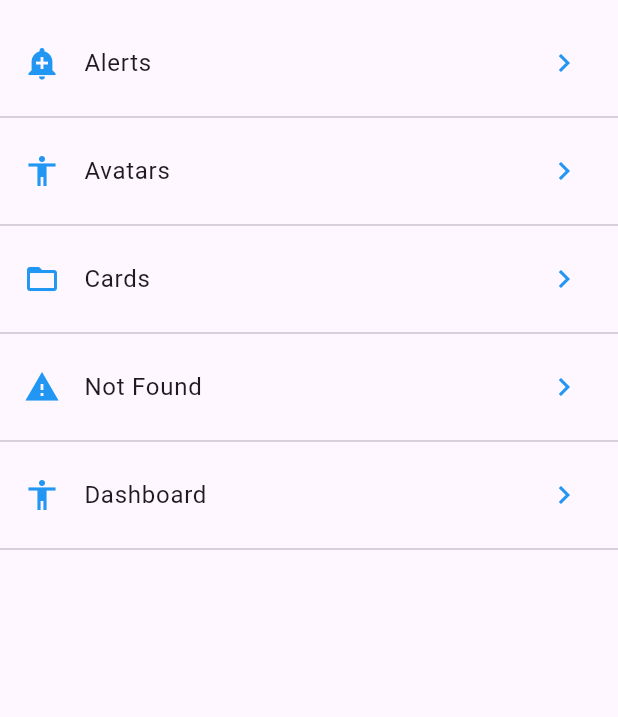
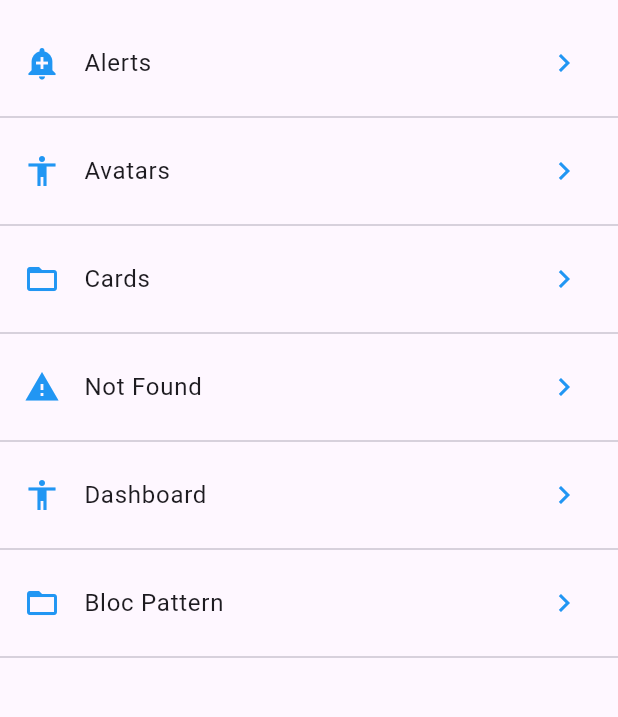
Before and after one commit to armandosalazar/components, a Flutter app: the screen it shows after launch, on a phone screen of 412 x 824 dp, the part 63-780 px from its top. Run offline on Flutter 3.47's test engine with Material 3 defaults, Android fonts, the phone set to English and light mode, and no system bars; our stand-ins replace flutter_bloc.

Commit message:
feat: add bloc and first cubit

```diff
--- a/data/menu_opts.json
+++ b/data/menu_opts.json
@@ -25,6 +25,11 @@
       "route": "/dashboard",
       "icon": "accessibility",
       "text": "Dashboard"
+    },
+    {
+      "route": "/bloc-pattern",
+      "icon": "folder_open",
+      "text": "Bloc Pattern"
     }
   ]
 }
--- /dev/null
+++ b/lib/config/config.dart
@@ -0,0 +1 @@
+export 'theme/app_theme.dart';
--- a/lib/main.dart
+++ b/lib/main.dart
@@ -1,12 +1,28 @@
 import 'package:components/src/pages/not_found.dart';
+import 'package:components/src/presentation/blocs.dart';
 import 'package:components/src/routes/routes.dart' show getApplicationRoutes;
 import 'package:flutter/foundation.dart';
 import 'package:flutter/material.dart';
+import 'package:flutter_bloc/flutter_bloc.dart';
 
 // mis paquetes al final
 // import 'package:componentes/src/pages/home_temp.dart';
 
-void main() => runApp(const MyApp());
+void main() => runApp(const BlocsProvider());
+
+class BlocsProvider extends StatelessWidget {
+  const BlocsProvider({super.key});
+
+  @override
+  Widget build(BuildContext context) {
+    return MultiBlocProvider(
+      providers: [
+        BlocProvider(create: (BuildContext context) => UsernameCubit()),
+      ],
+      child: const MyApp(),
+    );
+  }
+}
 
 class MyApp extends StatelessWidget {
   const MyApp({super.key});
--- /dev/null
+++ b/lib/src/domain/domain.dart
@@ -0,0 +1 @@
+export 'entities/todo.dart';
--- /dev/null
+++ b/lib/src/presentation/blocs.dart
@@ -0,0 +1 @@
+export 'blocs/01_simple_cubit/username_cubit.dart';
--- /dev/null
+++ b/lib/src/presentation/blocs/01_simple_cubit/username_cubit.dart
@@ -0,0 +1,11 @@
+import 'package:flutter_bloc/flutter_bloc.dart';
+
+class UsernameCubit extends Cubit<String> {
+  UsernameCubit() : super('no-username') {
+    print('LazyLoad');
+  }
+
+  void setUsername(String state) {
+    emit(state);
+  }
+}
--- /dev/null
+++ b/lib/src/presentation/screens.dart
@@ -0,0 +1 @@
+export 'screens/01_simple_cubit/simple_cubit_page.dart';
--- a/lib/src/routes/routes.dart
+++ b/lib/src/routes/routes.dart
@@ -3,7 +3,10 @@ import 'package:components/src/pages/avatar_page.dart';
 import 'package:components/src/pages/card_page.dart';
 import 'package:components/src/pages/dashboard_page.dart';
 import 'package:components/src/pages/home_page.dart';
+import 'package:components/src/presentation/screens.dart'; // NOTE: screens
 import 'package:flutter/material.dart';
+
+import '../pages/bloc_pattern_page.dart';
 
 Map<String, WidgetBuilder> getApplicationRoutes() {
   return <String, WidgetBuilder>{
@@ -12,5 +15,7 @@ Map<String, WidgetBuilder> getApplicationRoutes() {
     '/avatar': (BuildContext context) => const AvatarPage(),
     '/card': (BuildContext context) => const CardPage(),
     '/dashboard': (BuildContext context) => const DashboardPage(),
+    '/bloc-pattern': (context) => const BlocPatternPage(),
+    '/bloc-pattern/simple-cubit': (context) => const SimpleCubitPage(),
   };
 }
--- a/pubspec.yaml
+++ b/pubspec.yaml
@@ -34,6 +34,7 @@ dependencies:
   # The following adds the Cupertino Icons font to your application.
   # Use with the CupertinoIcons class for iOS style icons.
   cupertino_icons: ^1.0.2
+  flutter_bloc: ^8.1.5
 
 dev_dependencies:
   flutter_test:
```
Also changed, not shown: lib/src/pages/bloc_pattern_page.dart (added, +31 -0 lines), lib/src/presentation/screens/01_simple_cubit/simple_cubit_page.dart (added, +26 -0 lines), lib/config/theme/app_theme.dart (added), lib/src/domain/entities/todo.dart (added), pubspec.lock, 2 other files.
